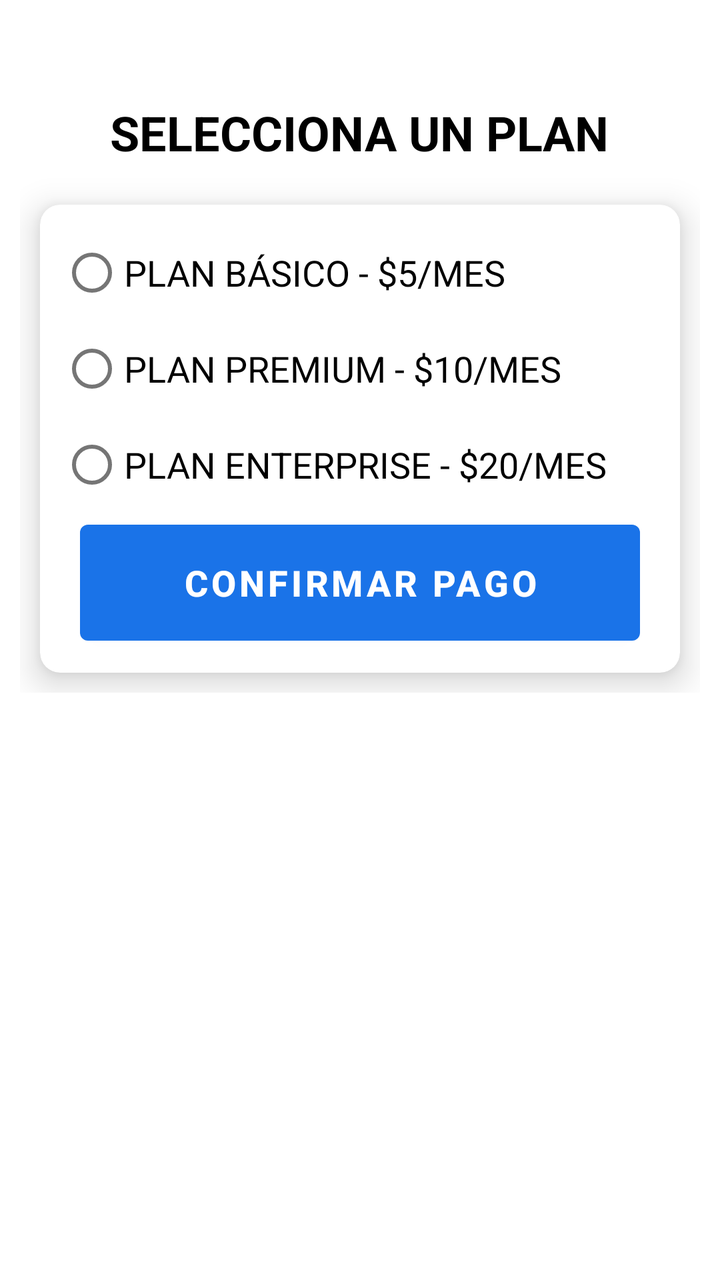
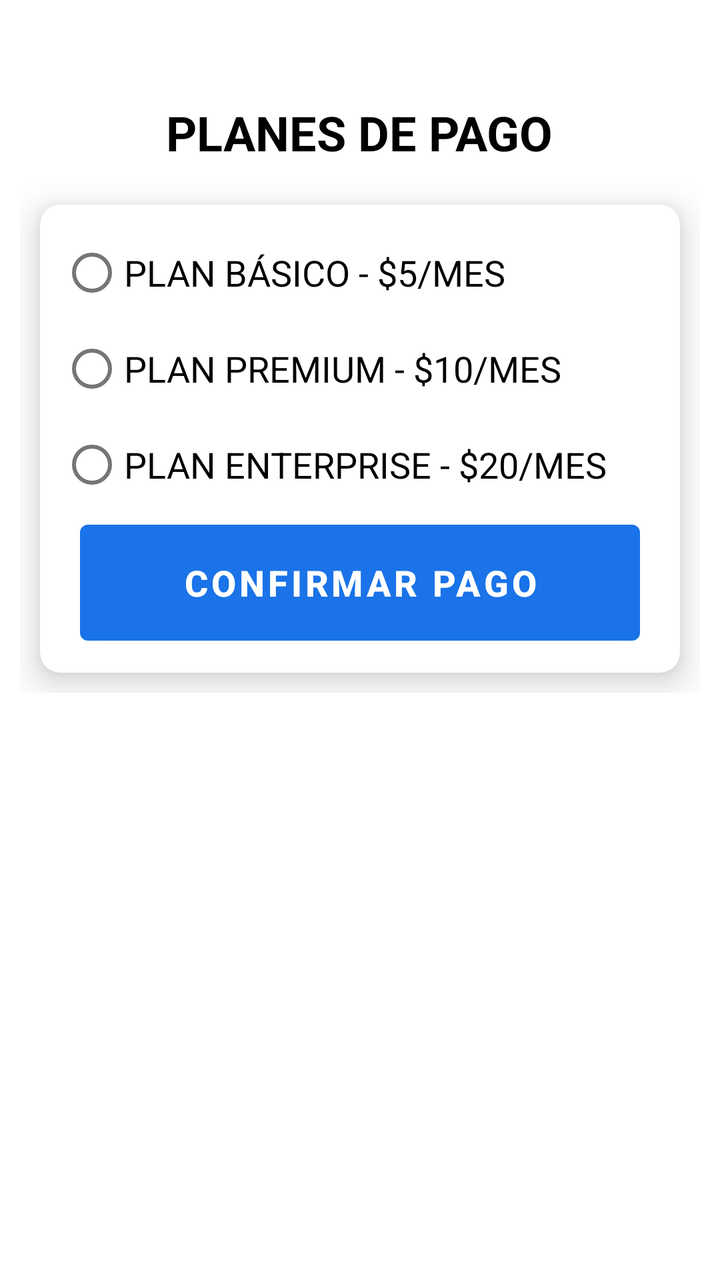

Screens rendered from an Android XML layout before and after an edit, with the pre-edit source and the edit as a unified diff.
<!-- AndroidManifest.xml: application theme Theme.Login -->
<!-- res/layout/fragment_payments.xml -->
<?xml version="1.0" encoding="utf-8"?>
<ScrollView
    xmlns:android="http://schemas.android.com/apk/res/android"
    xmlns:app="http://schemas.android.com/apk/res-auto"
    xmlns:tools="http://schemas.android.com/tools"
    android:layout_width="match_parent"
    android:layout_height="match_parent"
    android:padding="@dimen/short1_dp"
    tools:context=".presentation.mvvm.ui.fragment.PaymentsFragment">

    <LinearLayout
        android:layout_width="match_parent"
        android:layout_height="wrap_content"
        android:orientation="vertical">

        
        <TextView
            style="@style/MyTitleActivity"
            android:layout_width="wrap_content"
            android:layout_height="wrap_content"
            android:text="@string/title_payments"/>

        
        <com.google.android.material.card.MaterialCardView
            android:layout_width="match_parent"
            android:layout_height="wrap_content"
            app:cardCornerRadius="@dimen/short1_dp"
            app:cardElevation="@dimen/short1_dp"
            app:cardBackgroundColor="?attr/colorSurface"
            android:layout_margin="@dimen/short1_dp">

            <LinearLayout
                android:orientation="vertical"
                android:padding="@dimen/short1_dp"
                android:layout_width="match_parent"
                android:layout_height="wrap_content">

                <RadioGroup
                    android:id="@+id/rgPlans"
                    android:layout_width="match_parent"
                    android:layout_height="wrap_content">

                    <RadioButton
                        android:id="@+id/rbBasic"
                        android:layout_width="wrap_content"
                        android:layout_height="wrap_content"
                        android:textSize="18sp"
                        android:text="@string/basic_plan_payments"/>

                    <RadioButton
                        android:id="@+id/rbPremium"
                        android:layout_width="wrap_content"
                        android:layout_height="wrap_content"
                        android:textSize="18sp"
                        android:text="@string/premium_plan_payments"/>

                    <RadioButton
                        android:id="@+id/rbEnterprise"
                        android:layout_width="wrap_content"
                        android:layout_height="wrap_content"
                        android:textSize="18sp"
                        android:text="@string/enterprise_plan_payments"/>
                </RadioGroup>

                
                <Button
                    style="@style/MyButton"
                    android:id="@+id/btnConfirmPayment"
                    android:layout_width="match_parent"
                    android:layout_height="@dimen/short3_dp"
                    android:layout_marginHorizontal="@dimen/short1_dp"
                    android:text="@string/confirm_payment_payments"/>
            </LinearLayout>
        </com.google.android.material.card.MaterialCardView>
    </LinearLayout>
</ScrollView>
<!-- resources referenced by this layout -->
<resources>
  <dimen name="short1_dp">10dp</dimen>
  <dimen name="short3_dp">70dp</dimen>
  <string name="basic_plan_payments">PLAN BÁSICO - $5/MES</string>
  <string name="confirm_payment_payments">CONFIRMAR PAGO</string>
  <string name="enterprise_plan_payments">PLAN ENTERPRISE - $20/MES</string>
  <string name="premium_plan_payments">PLAN PREMIUM - $10/MES</string>
  <string name="title_payments">SELECCIONA UN PLAN</string>
  <style name="MyButton" parent="Widget.MaterialComponents.Button">
          <item name="android:textSize">18sp</item>
          <item name="android:textAlignment">center</item>
          <item name="android:textStyle">bold</item>
          <item name="android:layout_gravity">center</item>
          <item name="android:maxWidth">320dp</item>
          <item name="iconTint">@null</item>
          <item name="backgroundTint">?attr/colorPrimary</item>
          <item name="iconGravity">textStart</item>
      </style>
  <style name="MyTitleActivity" parent="TextAppearance.MaterialComponents.Headline5">
          <item name="android:textSize">24sp</item>
          <item name="android:textAlignment">center</item>
          <item name="android:textStyle">bold</item>
          <item name="android:layout_gravity">center</item>
          <item name="android:layout_marginTop">40dp</item>
          <item name="android:layout_marginBottom">10dp</item>
          <item name="android:textColor">?attr/colorOnSurface</item>
      </style>
  <style name="Theme.Login" parent="Theme.MaterialComponents.DayNight.NoActionBar">
          
          <item name="colorPrimary">@color/colorPrimaryLight</item>
          <item name="colorOnPrimary">@color/colorOnPrimaryLight</item>
          
          <item name="colorSecondary">@color/colorSecondaryLight</item>
          <item name="colorOnSecondary">@color/colorOnSecondaryLight</item>
          
          <item name="android:statusBarColor">?attr/colorPrimary</item>
          
          <item name="colorOnBackground">@color/colorOnBackgroundLight</item>
      </style>
  <color name="colorPrimaryLight">#1A73E8</color>
  <color name="colorOnPrimaryLight">#FFFFFF</color>
  <color name="colorSecondaryLight">#1A73E8</color>
  <color name="colorOnSecondaryLight">#000000</color>
  <color name="colorOnBackgroundLight">#FFFFFF</color>
</resources>

<!-- the commit's change to res/layout/fragment_payments.xml (unified diff, before → after) -->
@@ -18,7 +18,7 @@
             style="@style/MyTitleActivity"
             android:layout_width="wrap_content"
             android:layout_height="wrap_content"
-            android:text="@string/title_payments"/>
+            android:text="@string/fragment_payments_lb_title"/>
 
         
         <com.google.android.material.card.MaterialCardView
@@ -45,21 +45,21 @@
                         android:layout_width="wrap_content"
                         android:layout_height="wrap_content"
                         android:textSize="18sp"
-                        android:text="@string/basic_plan_payments"/>
+                        android:text="@string/fragment_payments_rb_basic"/>
 
                     <RadioButton
                         android:id="@+id/rbPremium"
                         android:layout_width="wrap_content"
                         android:layout_height="wrap_content"
                         android:textSize="18sp"
-                        android:text="@string/premium_plan_payments"/>
+                        android:text="@string/fragment_payments_rb_premium"/>
 
                     <RadioButton
                         android:id="@+id/rbEnterprise"
                         android:layout_width="wrap_content"
                         android:layout_height="wrap_content"
                         android:textSize="18sp"
-                        android:text="@string/enterprise_plan_payments"/>
+                        android:text="@string/fragment_payments_rb_enterprise"/>
                 </RadioGroup>
 
                 
@@ -69,7 +69,7 @@
                     android:layout_width="match_parent"
                     android:layout_height="@dimen/short3_dp"
                     android:layout_marginHorizontal="@dimen/short1_dp"
-                    android:text="@string/confirm_payment_payments"/>
+                    android:text="@string/fragment_payments_btn_confirm"/>
             </LinearLayout>
         </com.google.android.material.card.MaterialCardView>
     </LinearLayout>
<!-- resource entries referenced after the edit -->
@@ -2,11 +2,11 @@
 <resources>
   <dimen name="short1_dp">10dp</dimen>
   <dimen name="short3_dp">70dp</dimen>
-  <string name="basic_plan_payments">PLAN BÁSICO - $5/MES</string>
-  <string name="confirm_payment_payments">CONFIRMAR PAGO</string>
-  <string name="enterprise_plan_payments">PLAN ENTERPRISE - $20/MES</string>
-  <string name="premium_plan_payments">PLAN PREMIUM - $10/MES</string>
-  <string name="title_payments">SELECCIONA UN PLAN</string>
+  <string name="fragment_payments_btn_confirm">CONFIRMAR PAGO</string>
+  <string name="fragment_payments_lb_title">PLANES DE PAGO</string>
+  <string name="fragment_payments_rb_basic">PLAN BÁSICO - $5/MES</string>
+  <string name="fragment_payments_rb_enterprise">PLAN ENTERPRISE - $20/MES</string>
+  <string name="fragment_payments_rb_premium">PLAN PREMIUM - $10/MES</string>
   <style name="MyButton" parent="Widget.MaterialComponents.Button">
           <item name="android:textSize">18sp</item>
           <item name="android:textAlignment">center</item>
